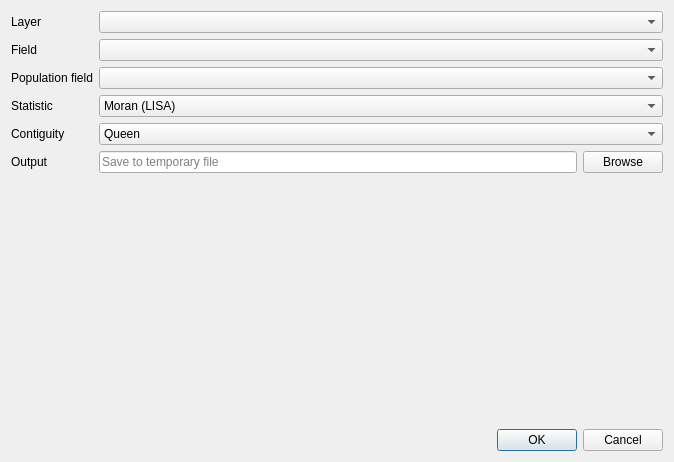
Above: src/ui/analysis/autocorrelation.ui from ePublicHealth/GeoPublicHealth before the change. Below: the same form after it.
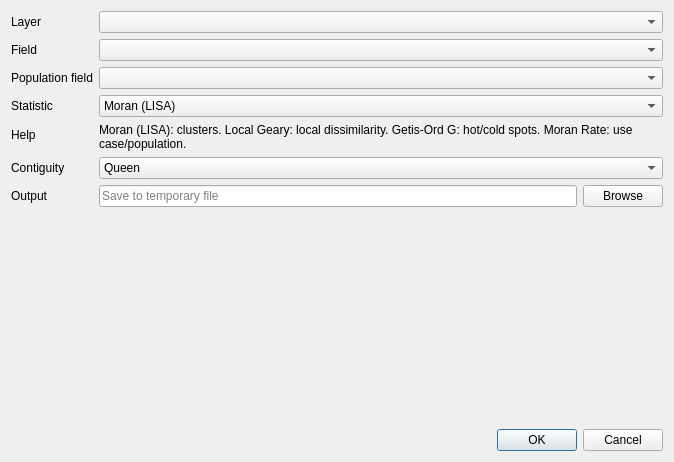
That is the form after the change. Custom widgets are drawn as their Qt base class.

Commit message: Add autocorrelation help text

Patch:
```diff
--- a/src/ui/analysis/autocorrelation.ui
+++ b/src/ui/analysis/autocorrelation.ui
@@ -122,6 +122,23 @@
        </item>
       </widget>
      </item>
+     <item row="6" column="0">
+      <widget class="QLabel" name="label_stat_help_title">
+       <property name="text">
+        <string>Help</string>
+       </property>
+      </widget>
+     </item>
+     <item row="6" column="1">
+      <widget class="QLabel" name="label_stat_help">
+       <property name="text">
+        <string>Moran (LISA): clusters. Local Geary: local dissimilarity. Getis-Ord G: hot/cold spots. Moran Rate: use case/population.</string>
+       </property>
+       <property name="wordWrap">
+        <bool>true</bool>
+       </property>
+      </widget>
+     </item>
      <item row="12" column="1">
       <layout class="QHBoxLayout" name="horizontalLayout_6">
        <item>
```
The commit also changes 4 other files.
